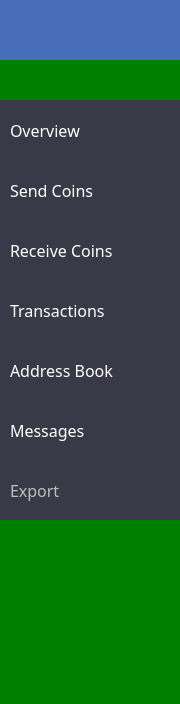
Above: src/qt/forms/menupage.ui from deeponion/deeponion-legacy before the change. Below: the same form after it.
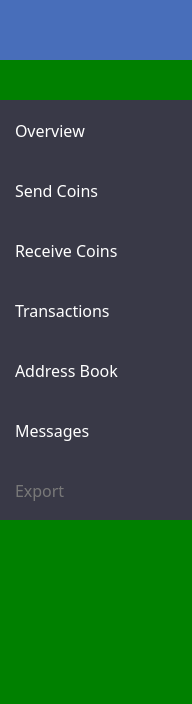
That is the form after the change. Icons and pictures are not drawn.

Diff of the .ui file:
```diff
--- a/src/qt/forms/menupage.ui
+++ b/src/qt/forms/menupage.ui
@@ -6,7 +6,7 @@
    <rect>
     <x>0</x>
     <y>0</y>
-    <width>180</width>
+    <width>192</width>
     <height>704</height>
    </rect>
   </property>
@@ -18,13 +18,13 @@
   </property>
   <property name="minimumSize">
    <size>
-    <width>180</width>
+    <width>192</width>
     <height>0</height>
    </size>
   </property>
   <property name="maximumSize">
    <size>
-    <width>180</width>
+    <width>192</width>
     <height>16777215</height>
    </size>
   </property>
@@ -342,13 +342,13 @@
     <widget class="QPushButton" name="pushButton">
      <property name="minimumSize">
       <size>
-       <width>180</width>
+       <width>192</width>
        <height>60</height>
       </size>
      </property>
      <property name="maximumSize">
       <size>
-       <width>180</width>
+       <width>192</width>
        <height>16777215</height>
       </size>
      </property>
@@ -405,13 +405,13 @@
      </property>
      <property name="minimumSize">
       <size>
-       <width>180</width>
+       <width>192</width>
        <height>40</height>
       </size>
      </property>
      <property name="maximumSize">
       <size>
-       <width>180</width>
+       <width>192</width>
        <height>60</height>
       </size>
      </property>
@@ -433,7 +433,7 @@
       <string notr="true">QPushButton{
 border:0;
 height: 60px;
-padding-left: 10px;
+padding-left: 15px;
 text-align:left;
 color: white;
 background-color: #393947
@@ -471,13 +471,13 @@
      </property>
      <property name="minimumSize">
       <size>
-       <width>180</width>
+       <width>192</width>
        <height>60</height>
       </size>
      </property>
      <property name="maximumSize">
       <size>
-       <width>180</width>
+       <width>192</width>
        <height>60</height>
       </size>
      </property>
@@ -493,10 +493,10 @@
       <string notr="true">QPushButton{
 border:0;
 height: 60px;
-padding-left: 10px;
+padding-left: 15px;
 text-align:left;
 color: white;
-background-color: #393947;
+background-color: #393947
 }</string>
      </property>
      <property name="text">
@@ -528,13 +528,13 @@
      </property>
      <property name="minimumSize">
       <size>
-       <width>180</width>
+       <width>192</width>
        <height>60</height>
       </size>
      </property>
      <property name="maximumSize">
       <size>
-       <width>180</width>
+       <width>192</width>
        <height>60</height>
       </size>
      </property>
@@ -550,10 +550,10 @@
       <string notr="true">QPushButton{
 border:0;
 height: 60px;
-padding-left: 10px;
+padding-left: 15px;
 text-align:left;
 color: white;
-background-color: #393947;
+background-color: #393947
 }</string>
      </property>
      <property name="text">
@@ -585,13 +585,13 @@
      </property>
      <property name="minimumSize">
       <size>
-       <width>180</width>
+       <width>192</width>
        <height>60</height>
       </size>
      </property>
      <property name="maximumSize">
       <size>
-       <width>180</width>
+       <width>192</width>
        <height>60</height>
       </size>
      </property>
@@ -610,10 +610,10 @@
       <string notr="true">QPushButton{
 border:0;
 height: 60px;
-padding-left: 10px;
+padding-left: 15px;
 text-align:left;
 color: white;
-background-color: #393947;
+background-color: #393947
 }</string>
      </property>
      <property name="text">
@@ -645,13 +645,13 @@
      </property>
      <property name="minimumSize">
       <size>
-       <width>180</width>
+       <width>192</width>
        <height>60</height>
       </size>
      </property>
      <property name="maximumSize">
       <size>
-       <width>180</width>
+       <width>192</width>
        <height>60</height>
       </size>
      </property>
@@ -667,10 +667,10 @@
       <string notr="true">QPushButton{
 border:0;
 height: 60px;
-padding-left: 10px;
+padding-left: 15px;
 text-align:left;
 color: white;
-background-color: #393947;
+background-color: #393947
 }</string>
      </property>
      <property name="text">
@@ -702,13 +702,13 @@
      </property>
      <property name="minimumSize">
       <size>
-       <width>180</width>
+       <width>192</width>
        <height>60</height>
       </size>
      </property>
      <property name="maximumSize">
       <size>
-       <width>180</width>
+       <width>192</width>
        <height>60</height>
       </size>
      </property>
@@ -724,10 +724,10 @@
       <string notr="true">QPushButton{
 border:0;
 height: 60px;
-padding-left: 10px;
+padding-left: 15px;
 text-align:left;
 color: white;
-background-color: #393947;
+background-color: #393947
 }</string>
      </property>
      <property name="text">
@@ -762,13 +762,13 @@
      </property>
      <property name="minimumSize">
       <size>
-       <width>180</width>
+       <width>192</width>
        <height>60</height>
       </size>
      </property>
      <property name="maximumSize">
       <size>
-       <width>180</width>
+       <width>192</width>
        <height>60</height>
       </size>
      </property>
@@ -781,12 +781,14 @@
       </font>
      </property>
      <property name="styleSheet">
-      <string notr="true">border:0;
+      <string notr="true">QPushButton{
+border:0;
 height: 60px;
-padding-left:10px;
+padding-left: 15px;
 text-align:left;
-background-color: #393947;
-</string>
+color: #787878;
+background-color: #393947
+}</string>
      </property>
      <property name="text">
       <string>Export</string>
```
